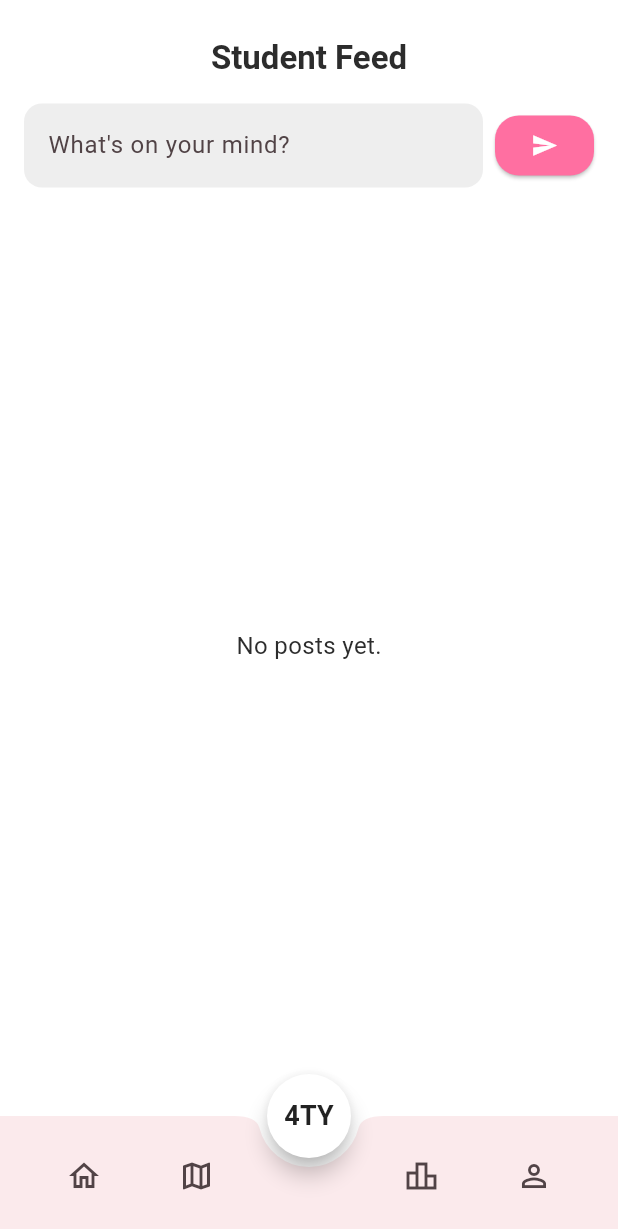
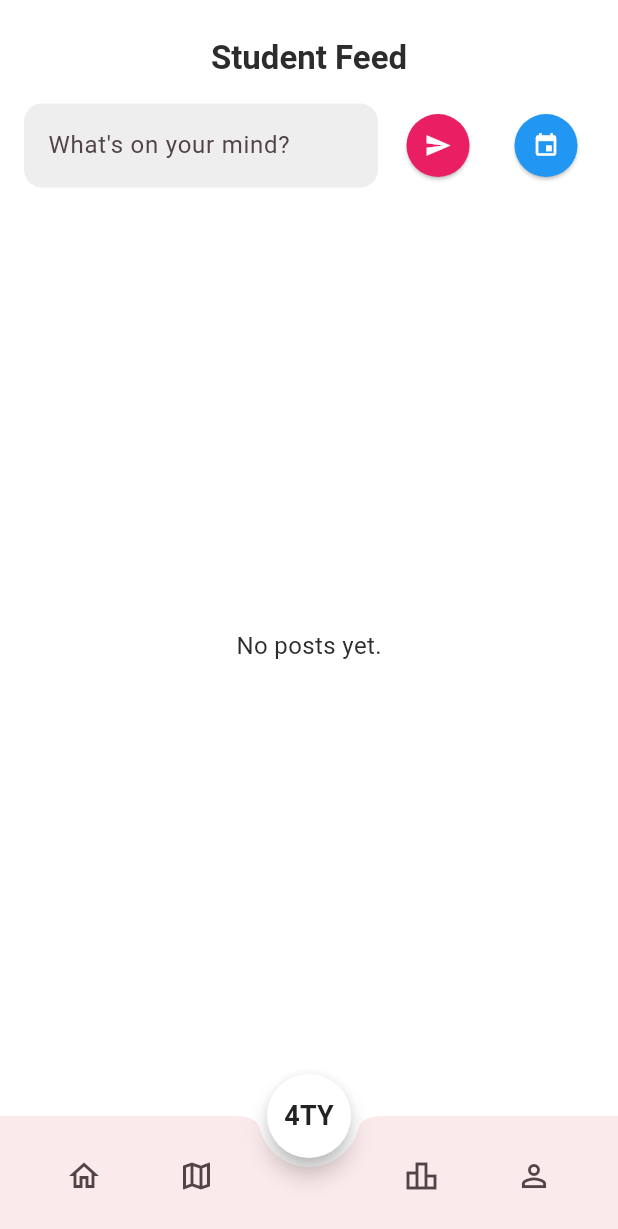
Before and after one commit to sadman2762/CampusConnect, a Flutter app: the StudentFeedScreen screen opened by its route, on a phone screen of 412 x 824 dp. Shown: the top 1229 px of the screen. Run offline on Flutter 3.47's test engine with Material 3 defaults, Android fonts, the phone set to English and light mode, and no system bars; our stand-ins replace cloud_firestore, cloud_functions, file_picker, firebase_auth, firebase_core, firebase_storage and 4 more; missing offline and left inert: record; accounts and stored records are empty; Roboto replaces fonts that are missing (Poppins).

Commit message:
added event feature in student feed

```diff
--- a/lib/screens/student_feed/student_feed_screen.dart
+++ b/lib/screens/student_feed/student_feed_screen.dart
@@ -22,6 +22,7 @@ class StudentFeedScreen extends StatefulWidget {
 class _StudentFeedScreenState extends State<StudentFeedScreen> {
   final _scaffoldKey = GlobalKey<ScaffoldState>();
   final _statusController = TextEditingController();
+  bool _isEvent = false;
 
   CollectionReference<Map<String, dynamic>> get _feedCol =>
       FirebaseFirestore.instance.collection('feed');
@@ -29,7 +30,7 @@ class _StudentFeedScreenState extends State<StudentFeedScreen> {
   Stream<QuerySnapshot<Map<String, dynamic>>> get _feedStream =>
       _feedCol.orderBy('timestamp', descending: true).snapshots();
 
-  Future<void> _postStatus() async {
+  Future<void> _postStatus({bool isEvent = false}) async {
     final content = _statusController.text.trim();
     if (content.isEmpty) return;
 
@@ -55,6 +56,8 @@ class _StudentFeedScreenState extends State<StudentFeedScreen> {
       'content': content,
       'timestamp': Timestamp.now(),
       'likes': {},
+      'type': isEvent ? 'event' : 'normal', // ✅ THIS LINE IS MISSING
+      'votes': isEvent ? {} : null, // 🟨 Initialize empty vote map
     });
 
     _statusController.clear();
@@ -235,9 +238,26 @@ class _StudentFeedScreenState extends State<StudentFeedScreen> {
                     ),
                   ),
                   const SizedBox(width: 8),
+                  // Normal post
                   ElevatedButton(
-                    onPressed: _postStatus,
-                    child: const Icon(Icons.send),
+                    style: ElevatedButton.styleFrom(
+                      backgroundColor: Colors.pink,
+                      shape: const CircleBorder(),
+                      padding: const EdgeInsets.all(12),
+                    ),
+                    onPressed: () => _postStatus(isEvent: false),
+                    child: const Icon(Icons.send, color: Colors.white),
+                  ),
+                  const SizedBox(width: 8),
+                  // Event post
+                  ElevatedButton(
+                    style: ElevatedButton.styleFrom(
+                      backgroundColor: Colors.blue,
+                      shape: const CircleBorder(),
+                      padding: const EdgeInsets.all(12),
+                    ),
+                    onPressed: () => _postStatus(isEvent: true),
+                    child: const Icon(Icons.event, color: Colors.white),
                   ),
                 ],
               ),
@@ -270,6 +290,8 @@ class _StudentFeedScreenState extends State<StudentFeedScreen> {
                               data['likes'] as Map<String, dynamic>?, // 👈 new
                           currentUserId:
                               FirebaseAuth.instance.currentUser!.uid, // 👈 new
+                          type: data['type'] ?? 'normal',
+                          votes: data['votes'] as Map<String, dynamic>?,
                         );
                       },
                     );
```
Also changed, not shown: lib/screens/student_feed/widgets/feed_card.dart (+88 -0 lines).
